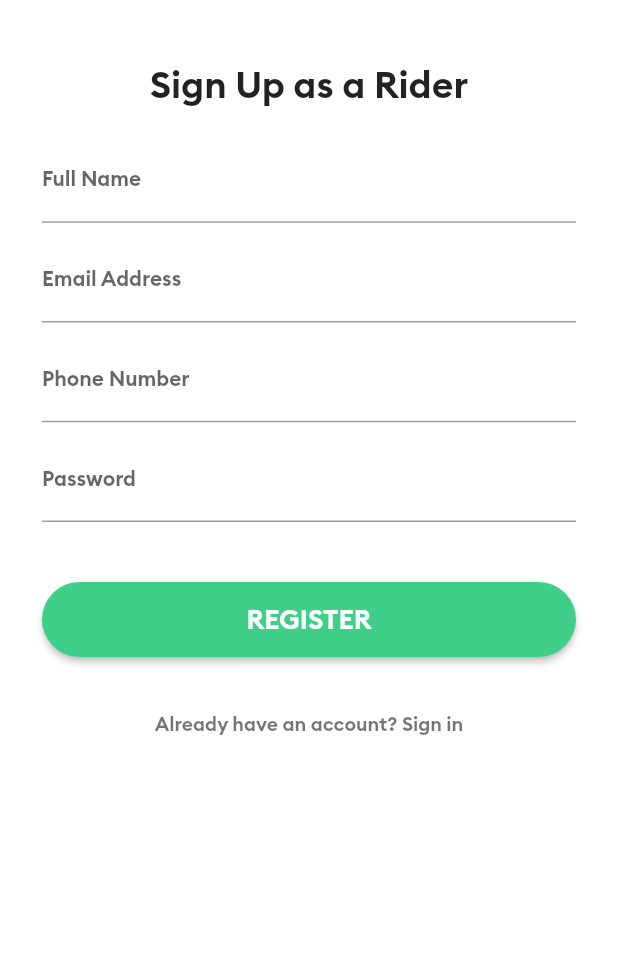
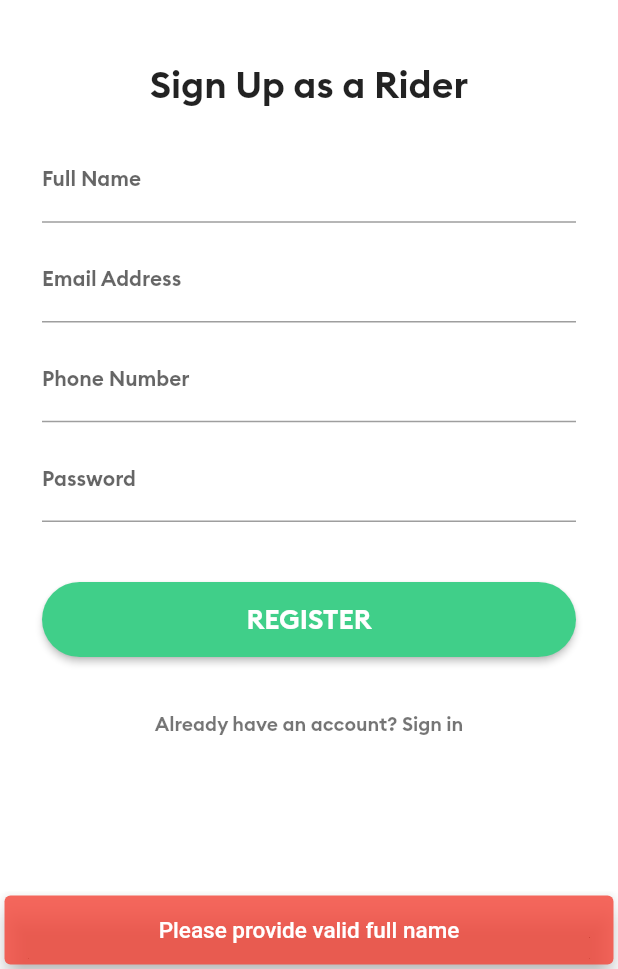
Before and after one commit to miikhaaeel/mike-cab, a Flutter app: the RegistrationPage screen opened by its route, after a tap on "REGISTER", on a phone screen of 412 x 824 dp, the part 267-1236 px from its top. Run offline on Flutter 3.47's test engine with Material 2 defaults, Android fonts, the phone set to English and light mode, and no system bars; our stand-ins replace connectivity_plus, firebase_auth, firebase_core, firebase_database; accounts and stored records are empty.

```diff
--- a/lib/screens/main_page.dart
+++ b/lib/screens/main_page.dart
@@ -21,9 +21,7 @@ class _MainPageState extends State<MainPage> {
       body: Center(
         child: MaterialButton(
           onPressed: () {
-            DatabaseReference dbref =
-                FirebaseDatabase.instance.ref().child('animal');
-            dbref.set('goat');
+
           },
           height: 50,
           color: Colors.green,
--- a/lib/screens/registration_page.dart
+++ b/lib/screens/registration_page.dart
@@ -1,7 +1,13 @@
+// ignore_for_file: use_build_context_synchronously
+
+import 'package:connectivity_plus/connectivity_plus.dart';
 import 'package:firebase_auth/firebase_auth.dart';
+import 'package:firebase_database/firebase_database.dart';
 import 'package:flutter/material.dart';
+import 'package:flutter/services.dart';
 import 'package:mike_cab/brand_colors.dart';
 import 'package:mike_cab/screens/loginpage.dart';
+import 'package:mike_cab/screens/main_page.dart';
 import 'package:mike_cab/widgets/taxi_button.dart';
 
 class RegistrationPage extends StatelessWidget {
@@ -15,7 +21,63 @@ class RegistrationPage extends StatelessWidget {
 
   final FirebaseAuth _auth = FirebaseAuth.instance;
 
-  void registerUser() {}
+  void showSnackBar(String title, BuildContext context) {
+    final snackBar = SnackBar(
+      behavior: SnackBarBehavior.floating,
+      backgroundColor: Colors.red.withOpacity(0.8),
+      margin: EdgeInsets.all(3),
+      content: Text(
+        title,
+        textAlign: TextAlign.center,
+        style: const TextStyle(
+          fontSize: 15,
+          color: Colors.white,
+          fontWeight: FontWeight.w500,
+        ),
+      ),
+    );
+    ScaffoldMessenger.of(context).showSnackBar(snackBar);
+  }
+
+  void registerUser(BuildContext context) async {
+    try {
+      final user = (await _auth.createUserWithEmailAndPassword(
+        email: emailController.text,
+        password: passwordController.text,
+      ))
+          .user;
+      if (user != null) {
+        print(user); //save uset details to db
+        DatabaseReference newUserRef =
+            FirebaseDatabase.instance.ref().child('users/${user.uid}');
+
+        //prepare data to be saved on user's table
+        Map userMap = {
+          'fullName': nameController.text,
+          'email': emailController.text,
+          'phone': phoneController.text,
+        };
+
+        newUserRef.set(userMap);
+
+        // ignore: use_build_context_synchronously
+        Navigator.pushNamedAndRemoveUntil(
+            context, MainPage.id, (route) => false);
+      }
+    } on FirebaseAuthException catch (e) {
+      if (e.code == 'weak-password') {
+        print('The password provided is too weak.');
+        showSnackBar(e.code, context);
+      } else if (e.code == 'email-already-in-use') {
+        print('The account already exists for that email.');
+        showSnackBar(e.code, context);
+      }
+    } catch (e) {
+      print(e);
+
+      showSnackBar(e.toString(), context);
+    }
+  }
 
   @override
   Widget build(BuildContext context) {
@@ -23,7 +85,7 @@ class RegistrationPage extends StatelessWidget {
       backgroundColor: Colors.white,
       body: SafeArea(
         child: SingleChildScrollView(
-          padding: EdgeInsets.all(8),
+          padding: const EdgeInsets.all(8),
           child: Column(
             crossAxisAlignment: CrossAxisAlignment.center,
             children: [
@@ -51,9 +113,10 @@ class RegistrationPage extends StatelessWidget {
                 padding: const EdgeInsets.all(20),
                 child: Column(
                   children: [
-                    const TextField(
+                    TextField(
+                      controller: nameController,
                       keyboardType: TextInputType.emailAddress,
-                      decoration: InputDecoration(
+                      decoration: const InputDecoration(
                         labelText: 'Full Name',
                         labelStyle: TextStyle(
                           fontSize: 14,
@@ -65,16 +128,17 @@ class RegistrationPage extends StatelessWidget {
                           fontFamily: 'Brand-Bold',
                         ),
                       ),
-                      style: TextStyle(
+                      style: const TextStyle(
                         fontSize: 14,
                       ),
                     ),
                     const SizedBox(
                       height: 10,
                     ),
-                    const TextField(
+                    TextField(
+                      controller: emailController,
                       keyboardType: TextInputType.emailAddress,
-                      decoration: InputDecoration(
+                      decoration: const InputDecoration(
                         labelText: 'Email Address',
                         labelStyle: TextStyle(
                           fontSize: 14,
@@ -86,16 +150,17 @@ class RegistrationPage extends StatelessWidget {
                           fontFamily: 'Brand-Bold',
                         ),
                       ),
-                      style: TextStyle(
+                      style: const TextStyle(
                         fontSize: 14,
                       ),
                     ),
                     const SizedBox(
                       height: 10,
                     ),
-                    const TextField(
+                    TextField(
+                      controller: phoneController,
                       keyboardType: TextInputType.phone,
-                      decoration: InputDecoration(
+                      decoration: const InputDecoration(
                         labelText: 'Phone Number',
                         labelStyle: TextStyle(
                           fontSize: 14,
@@ -107,17 +172,18 @@ class RegistrationPage extends StatelessWidget {
                           fontFamily: 'Brand-Bold',
                         ),
                       ),
-                      style: TextStyle(
+                      style: const TextStyle(
                         fontSize: 14,
                       ),
                     ),
                     const SizedBox(
                       height: 10,
                     ),
-                    const TextField(
+                    TextField(
+                      controller: passwordController,
                       obscureText: true,
                       keyboardType: TextInputType.emailAddress,
-                      decoration: InputDecoration(
+                      decoration: const InputDecoration(
                         labelText: 'Password',
                         labelStyle: TextStyle(
                           fontSize: 14,
@@ -129,7 +195,7 @@ class RegistrationPage extends StatelessWidget {
                           fontFamily: 'Brand-Bold',
                         ),
                       ),
-                      style: TextStyle(
+                      style: const TextStyle(
                         fontSize: 14,
                       ),
                     ),
@@ -138,7 +204,38 @@ class RegistrationPage extends StatelessWidget {
                     ),
                     TaxiButton(
                       title: 'REGISTER',
-                      onPressed: () {},
+                      onPressed: () async {
+                        //network
+                        var connectivityResult =
+                            await Connectivity().checkConnectivity();
+
+                        if (nameController.text.length < 3) {
+                          showSnackBar(
+                              'Please provide valid full name', context);
+                          return;
+                        }
+                        if (!emailController.text.contains('@')) {
+                          showSnackBar('Enter a valid password', context);
+                          return;
+                        }
+                        if (phoneController.text.length < 10) {
+                          showSnackBar(
+                              'Please provide valid phone number', context);
+                          return;
+                        }
+                        if (passwordController.text.length < 8) {
+                          showSnackBar('Password musr be at least 8 characters',
+                              context);
+                          return;
+                        }
+                        if (connectivityResult != ConnectivityResult.mobile &&
+                            connectivityResult != ConnectivityResult.wifi) {
+                          showSnackBar('No internet', context);
+                          return;
+                        }
+
+                        registerUser(context);
+                      },
                       color: BrandColors.colorGreen,
                     ),
                     const SizedBox(
--- a/pubspec.yaml
+++ b/pubspec.yaml
@@ -7,6 +7,7 @@ environment:
   sdk: ">=2.19.3 <3.0.0"
 
 dependencies:
+  connectivity_plus: ^4.0.1
   firebase_auth: ^4.6.2
   firebase_core: ^2.13.1
   firebase_database: ^10.2.2
```
Also changed, not shown: pubspec.lock, 1 other file.
